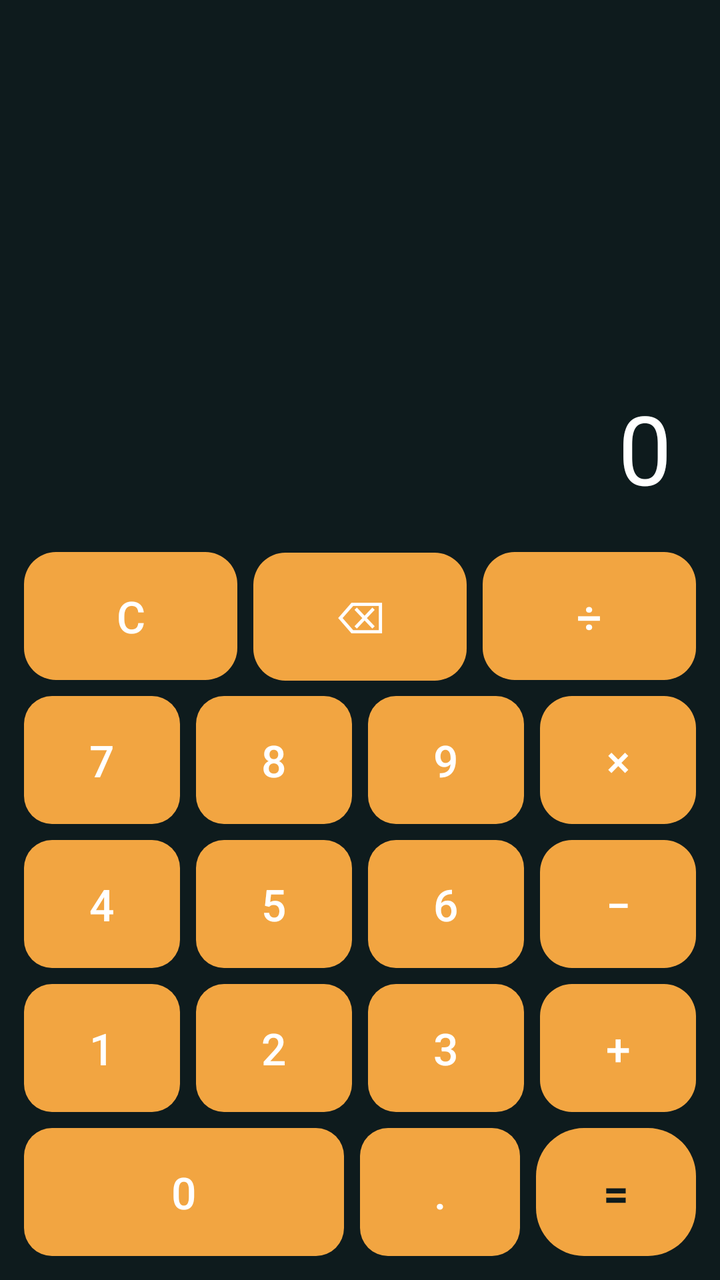
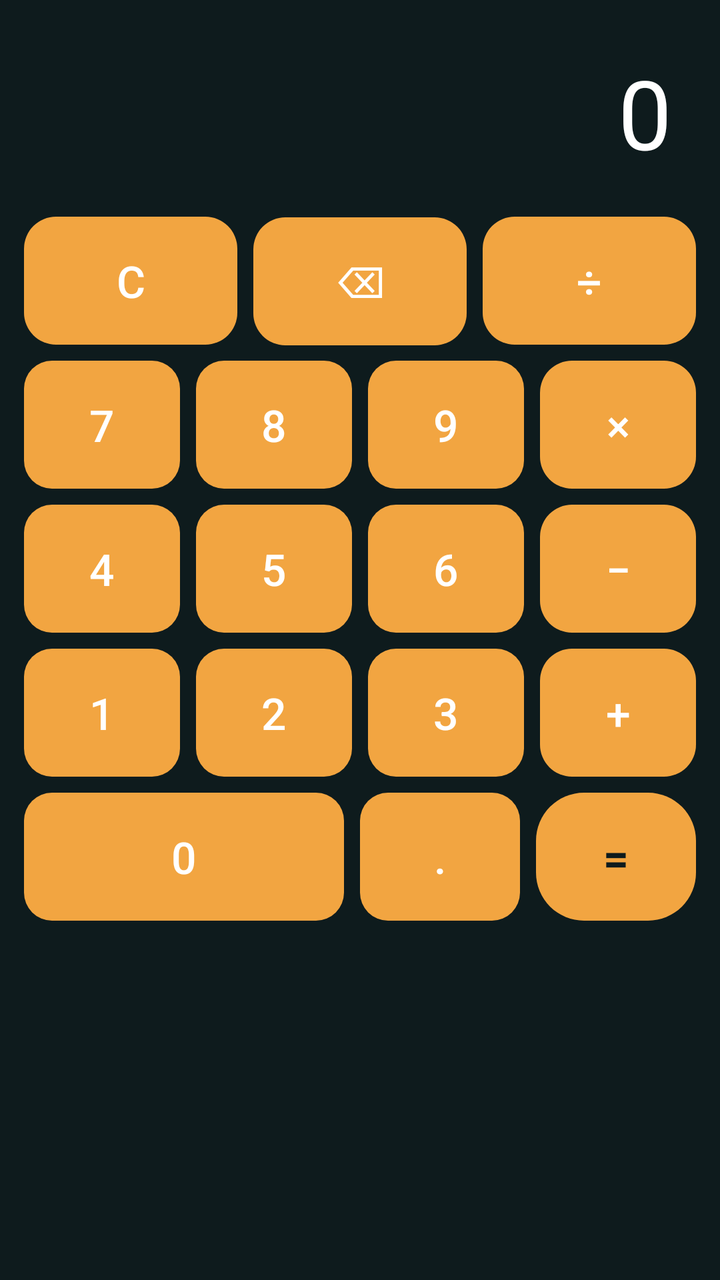

Screens rendered from an Android XML layout before and after an edit, with the pre-edit source and the edit as a unified diff.
<!-- AndroidManifest.xml: application theme Theme.FindMe -->
<!-- res/layout/fragment_calculator.xml -->
<?xml version="1.0" encoding="utf-8"?>
<LinearLayout xmlns:android="http://schemas.android.com/apk/res/android"
    android:layout_width="match_parent"
    android:layout_height="match_parent"
    android:orientation="vertical"
    android:padding="8dp">

    <TextView
        android:id="@+id/calcDisplay"
        android:layout_width="match_parent"
        android:layout_height="0dp"
        android:layout_weight="1"
        android:gravity="bottom|end"
        android:padding="16dp"
        android:text="0"
        android:textColor="@color/white"
        android:textSize="48sp"
        android:maxLines="1"
        android:ellipsize="start" />

    <LinearLayout
        android:layout_width="match_parent"
        android:layout_height="wrap_content"
        android:orientation="horizontal">

        <Button android:id="@+id/btnClear" style="@style/CalcButtonOp" android:text="C" />
        <Button android:id="@+id/btnBackspace" style="@style/CalcButtonOp" android:text="⌫" />
        <Button android:id="@+id/btnDiv" style="@style/CalcButtonOp" android:text="÷" />
    </LinearLayout>

    <LinearLayout
        android:layout_width="match_parent"
        android:layout_height="wrap_content"
        android:orientation="horizontal">

        <Button android:id="@+id/btn7" style="@style/CalcButtonDigit" android:text="7" />
        <Button android:id="@+id/btn8" style="@style/CalcButtonDigit" android:text="8" />
        <Button android:id="@+id/btn9" style="@style/CalcButtonDigit" android:text="9" />
        <Button android:id="@+id/btnMul" style="@style/CalcButtonOp" android:text="×" />
    </LinearLayout>

    <LinearLayout
        android:layout_width="match_parent"
        android:layout_height="wrap_content"
        android:orientation="horizontal">

        <Button android:id="@+id/btn4" style="@style/CalcButtonDigit" android:text="4" />
        <Button android:id="@+id/btn5" style="@style/CalcButtonDigit" android:text="5" />
        <Button android:id="@+id/btn6" style="@style/CalcButtonDigit" android:text="6" />
        <Button android:id="@+id/btnSub" style="@style/CalcButtonOp" android:text="−" />
    </LinearLayout>

    <LinearLayout
        android:layout_width="match_parent"
        android:layout_height="wrap_content"
        android:orientation="horizontal">

        <Button android:id="@+id/btn1" style="@style/CalcButtonDigit" android:text="1" />
        <Button android:id="@+id/btn2" style="@style/CalcButtonDigit" android:text="2" />
        <Button android:id="@+id/btn3" style="@style/CalcButtonDigit" android:text="3" />
        <Button android:id="@+id/btnAdd" style="@style/CalcButtonOp" android:text="+" />
    </LinearLayout>

    <LinearLayout
        android:layout_width="match_parent"
        android:layout_height="wrap_content"
        android:orientation="horizontal">

        <Button
            android:id="@+id/btn0"
            style="@style/CalcButtonDigit"
            android:layout_weight="2"
            android:text="0" />
        <Button android:id="@+id/btnDot" style="@style/CalcButtonDigit" android:text="." />
        <Button android:id="@+id/btnEquals" style="@style/CalcButtonEquals" android:text="=" />
    </LinearLayout>

</LinearLayout>
<!-- resources referenced by this layout -->
<resources>
  <color name="white">#FFFFFF</color>
  <style name="CalcButtonDigit" parent="CalcButtonBase">
          <item name="android:background">@drawable/bg_card_ripple</item>
          <item name="android:textColor">@color/white</item>
      </style>
  <style name="CalcButtonEquals" parent="CalcButtonBase">
          <item name="android:background">@drawable/bg_button_pill</item>
          <item name="android:textColor">@color/sand_900</item>
          <item name="android:textStyle">bold</item>
      </style>
  <style name="CalcButtonOp" parent="CalcButtonBase">
          <item name="android:background">@drawable/bg_tab_item_selected</item>
          <item name="android:textColor">@color/white</item>
      </style>
  <style name="Theme.FindMe" parent="Theme.MaterialComponents.DayNight.NoActionBar">
          <item name="colorPrimary">@color/amber_500</item>
          <item name="colorPrimaryDark">@color/sand_900</item>
          <item name="colorAccent">@color/teal_400</item>
          <item name="android:statusBarColor" tools:targetApi="21">@color/sand_900</item>
          <item name="android:windowBackground">@color/sand_900</item>
      </style>
  <style name="CalcButtonBase" parent="android:Widget.Material.Button.Borderless">
          <item name="android:layout_width">0dp</item>
          <item name="android:layout_height">64dp</item>
          <item name="android:layout_weight">1</item>
          <item name="android:layout_margin">4dp</item>
          <item name="android:textSize">22sp</item>
          <item name="android:stateListAnimator">@animator/press_scale</item>
      </style>
  <!-- drawable bg_card_ripple (drawable) -->
  <?xml version="1.0" encoding="utf-8"?>
  <ripple xmlns:android="http://schemas.android.com/apk/res/android"
      android:color="@color/ripple_light">
      <item>
          <shape android:shape="rectangle">
              <solid android:color="@color/night_panel" />
              <corners android:radius="14dp" />
          </shape>
      </item>
  </ripple>
  <!-- drawable bg_button_pill (drawable) -->
  <?xml version="1.0" encoding="utf-8"?>
  <ripple xmlns:android="http://schemas.android.com/apk/res/android"
      android:color="@color/ripple_dark">
      <item>
          <shape android:shape="rectangle">
              <solid android:color="@color/amber_500" />
              <corners android:radius="24dp" />
          </shape>
      </item>
  </ripple>
  <color name="sand_900">#0E1B1D</color>
  <!-- drawable bg_tab_item_selected (drawable) -->
  <?xml version="1.0" encoding="utf-8"?>
  <ripple xmlns:android="http://schemas.android.com/apk/res/android"
      android:color="@color/ripple_light">
      <item>
          <shape android:shape="rectangle">
              <solid android:color="@color/teal_700" />
              <corners android:radius="16dp" />
          </shape>
      </item>
  </ripple>
  <color name="amber_500">#F2A541</color>
  <color name="teal_400">#39C5BB</color>
  <color name="ripple_light">#33FFFFFF</color>
  <color name="night_panel">#16292C</color>
  <color name="ripple_dark">#22000000</color>
  <color name="teal_700">#123B3A</color>
</resources>

<!-- the commit's change to res/layout/fragment_calculator.xml (unified diff, before → after) -->
@@ -8,8 +8,8 @@
     <TextView
         android:id="@+id/calcDisplay"
         android:layout_width="match_parent"
-        android:layout_height="0dp"
-        android:layout_weight="1"
+        android:layout_height="wrap_content"
+        android:minHeight="72dp"
         android:gravity="bottom|end"
         android:padding="16dp"
         android:text="0"
@@ -18,61 +18,75 @@
         android:maxLines="1"
         android:ellipsize="start" />
 
-    <LinearLayout
+    <ScrollView
         android:layout_width="match_parent"
-        android:layout_height="wrap_content"
-        android:orientation="horizontal">
+        android:layout_height="0dp"
+        android:layout_weight="1"
+        android:fillViewport="true">
 
-        <Button android:id="@+id/btnClear" style="@style/CalcButtonOp" android:text="C" />
-        <Button android:id="@+id/btnBackspace" style="@style/CalcButtonOp" android:text="⌫" />
-        <Button android:id="@+id/btnDiv" style="@style/CalcButtonOp" android:text="÷" />
-    </LinearLayout>
+        <LinearLayout
+            android:layout_width="match_parent"
+            android:layout_height="wrap_content"
+            android:orientation="vertical">
 
-    <LinearLayout
-        android:layout_width="match_parent"
-        android:layout_height="wrap_content"
-        android:orientation="horizontal">
+            <LinearLayout
+                android:layout_width="match_parent"
+                android:layout_height="wrap_content"
+                android:orientation="horizontal">
 
-        <Button android:id="@+id/btn7" style="@style/CalcButtonDigit" android:text="7" />
-        <Button android:id="@+id/btn8" style="@style/CalcButtonDigit" android:text="8" />
-        <Button android:id="@+id/btn9" style="@style/CalcButtonDigit" android:text="9" />
-        <Button android:id="@+id/btnMul" style="@style/CalcButtonOp" android:text="×" />
-    </LinearLayout>
+                <Button android:id="@+id/btnClear" style="@style/CalcButtonOp" android:text="C" />
+                <Button android:id="@+id/btnBackspace" style="@style/CalcButtonOp" android:text="⌫" />
+                <Button android:id="@+id/btnDiv" style="@style/CalcButtonOp" android:text="÷" />
+            </LinearLayout>
 
-    <LinearLayout
-        android:layout_width="match_parent"
-        android:layout_height="wrap_content"
-        android:orientation="horizontal">
+            <LinearLayout
+                android:layout_width="match_parent"
+                android:layout_height="wrap_content"
+                android:orientation="horizontal">
 
-        <Button android:id="@+id/btn4" style="@style/CalcButtonDigit" android:text="4" />
-        <Button android:id="@+id/btn5" style="@style/CalcButtonDigit" android:text="5" />
-        <Button android:id="@+id/btn6" style="@style/CalcButtonDigit" android:text="6" />
-        <Button android:id="@+id/btnSub" style="@style/CalcButtonOp" android:text="−" />
-    </LinearLayout>
+                <Button android:id="@+id/btn7" style="@style/CalcButtonDigit" android:text="7" />
+                <Button android:id="@+id/btn8" style="@style/CalcButtonDigit" android:text="8" />
+                <Button android:id="@+id/btn9" style="@style/CalcButtonDigit" android:text="9" />
+                <Button android:id="@+id/btnMul" style="@style/CalcButtonOp" android:text="×" />
+            </LinearLayout>
 
-    <LinearLayout
-        android:layout_width="match_parent"
-        android:layout_height="wrap_content"
-        android:orientation="horizontal">
+            <LinearLayout
+                android:layout_width="match_parent"
+                android:layout_height="wrap_content"
+                android:orientation="horizontal">
 
-        <Button android:id="@+id/btn1" style="@style/CalcButtonDigit" android:text="1" />
-        <Button android:id="@+id/btn2" style="@style/CalcButtonDigit" android:text="2" />
-        <Button android:id="@+id/btn3" style="@style/CalcButtonDigit" android:text="3" />
-        <Button android:id="@+id/btnAdd" style="@style/CalcButtonOp" android:text="+" />
-    </LinearLayout>
+                <Button android:id="@+id/btn4" style="@style/CalcButtonDigit" android:text="4" />
+                <Button android:id="@+id/btn5" style="@style/CalcButtonDigit" android:text="5" />
+                <Button android:id="@+id/btn6" style="@style/CalcButtonDigit" android:text="6" />
+                <Button android:id="@+id/btnSub" style="@style/CalcButtonOp" android:text="−" />
+            </LinearLayout>
 
-    <LinearLayout
-        android:layout_width="match_parent"
-        android:layout_height="wrap_content"
-        android:orientation="horizontal">
+            <LinearLayout
+                android:layout_width="match_parent"
+                android:layout_height="wrap_content"
+                android:orientation="horizontal">
 
-        <Button
-            android:id="@+id/btn0"
-            style="@style/CalcButtonDigit"
-            android:layout_weight="2"
-            android:text="0" />
-        <Button android:id="@+id/btnDot" style="@style/CalcButtonDigit" android:text="." />
-        <Button android:id="@+id/btnEquals" style="@style/CalcButtonEquals" android:text="=" />
-    </LinearLayout>
+                <Button android:id="@+id/btn1" style="@style/CalcButtonDigit" android:text="1" />
+                <Button android:id="@+id/btn2" style="@style/CalcButtonDigit" android:text="2" />
+                <Button android:id="@+id/btn3" style="@style/CalcButtonDigit" android:text="3" />
+                <Button android:id="@+id/btnAdd" style="@style/CalcButtonOp" android:text="+" />
+            </LinearLayout>
+
+            <LinearLayout
+                android:layout_width="match_parent"
+                android:layout_height="wrap_content"
+                android:orientation="horizontal">
+
+                <Button
+                    android:id="@+id/btn0"
+                    style="@style/CalcButtonDigit"
+                    android:layout_weight="2"
+                    android:text="0" />
+                <Button android:id="@+id/btnDot" style="@style/CalcButtonDigit" android:text="." />
+                <Button android:id="@+id/btnEquals" style="@style/CalcButtonEquals" android:text="=" />
+            </LinearLayout>
+
+        </LinearLayout>
+    </ScrollView>
 
 </LinearLayout>
